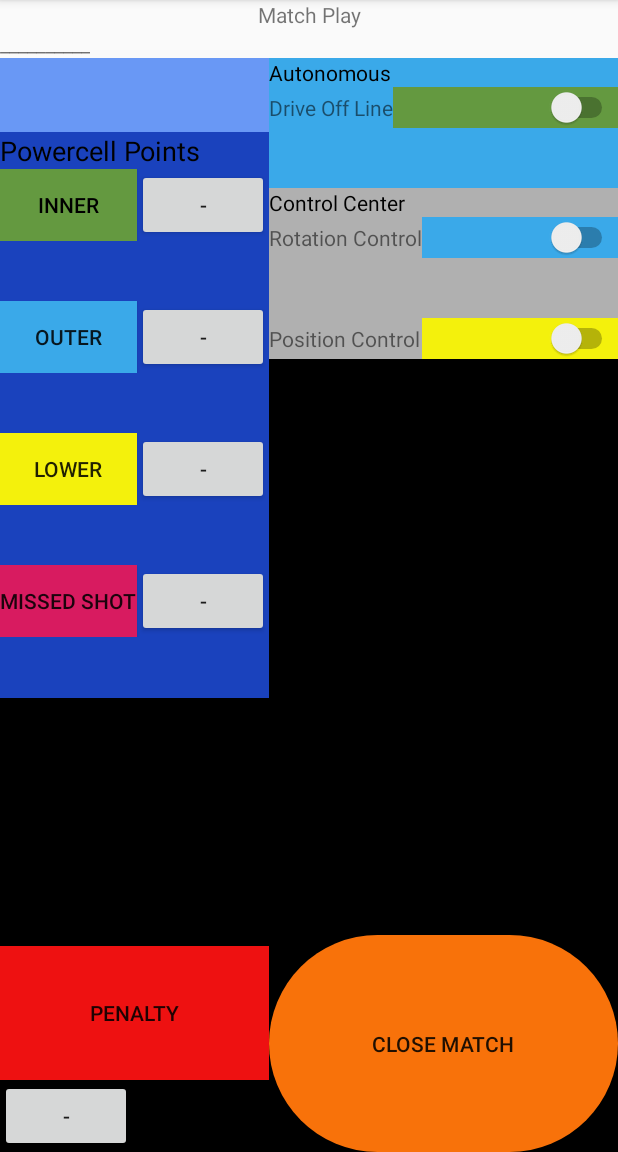
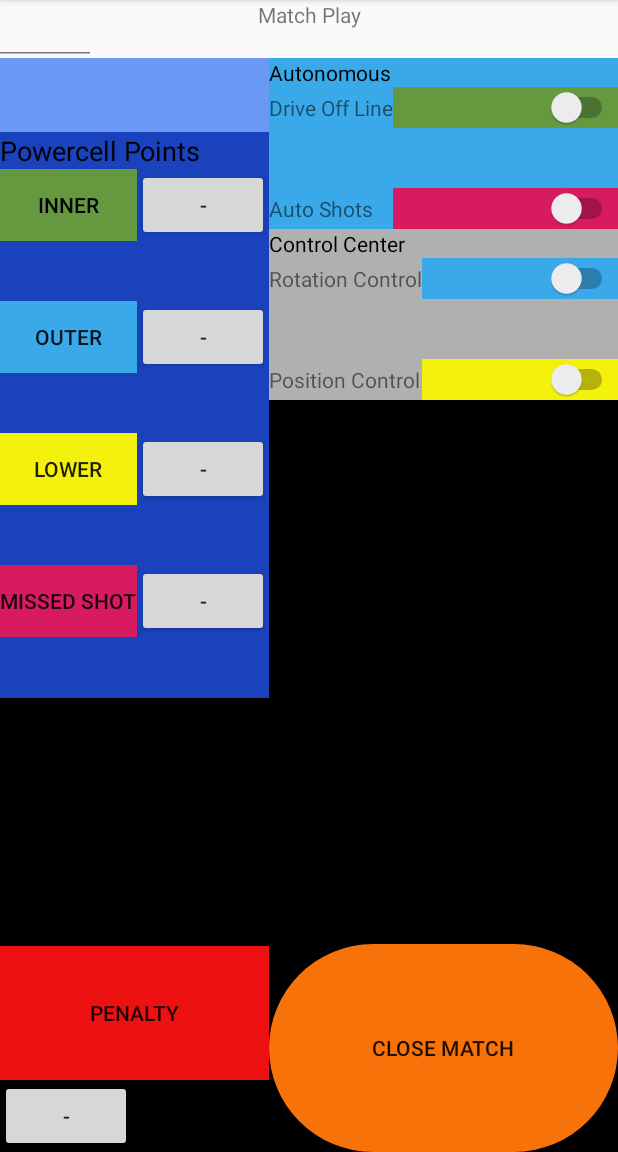
Before and after one commit to Christina-7443/JagScoutApp3_1, an Android app: the screen it shows after launch (Main2Activity), after a tap on "Start", on a phone screen of 412 x 824 dp, the part 84-1236 px from its top. Run offline under Robolectric (Android 15) with nearby library versions, the phone set to English and light mode, and no system bars.

```diff
--- a/app/src/main/java/com/example/jagscoutapp3_1/Main2Activity.java
+++ b/app/src/main/java/com/example/jagscoutapp3_1/Main2Activity.java
@@ -18,6 +18,7 @@ public class Main2Activity extends AppCompatActivity {
     //declaring the variables for use later
 
     Switch  swDrive,
+            swAuto,
             swRotation,
             swPosition;
 
@@ -51,6 +52,7 @@ public class Main2Activity extends AppCompatActivity {
         setContentView(R.layout.activity_main2);
 
         swDrive = findViewById(R.id.driveOffLine);
+        swAuto = findViewById(R.id.autoShots);
         swRotation = findViewById(R.id.rotation);
         swPosition = findViewById(R.id.position);
 
@@ -152,11 +154,15 @@ public class Main2Activity extends AppCompatActivity {
     public void moveToEnd(){
         Intent lastPage = new Intent(Main2Activity.this, Main3Activity.class);
 
-        String strDrive, strRotation, strPosition;
+        String strDrive, strAuto, strRotation, strPosition;
         if (swDrive.isChecked())
             strDrive = swDrive.getTextOn().toString();
         else
             strDrive = swDrive.getTextOff().toString();
+        if (swAuto.isChecked())
+            strAuto = swAuto.getTextOn().toString();
+        else
+            strAuto = swAuto.getTextOff().toString();
         if (swRotation.isChecked())
             strRotation = swRotation.getTextOn().toString();
         else
@@ -170,6 +176,7 @@ public class Main2Activity extends AppCompatActivity {
         lastPage.putExtra("nameMatch" , stMatch);
         lastPage.putExtra("nameRobot" , stRobot);
         lastPage.putExtra("didDrive", strDrive);
+        lastPage.putExtra("didShoot", strAuto);
         lastPage.putExtra("didRotation", strRotation);
         lastPage.putExtra("didPosition", strPosition);
         startActivity(lastPage);
--- a/app/src/main/res/layout/activity_main2.xml
+++ b/app/src/main/res/layout/activity_main2.xml
@@ -304,6 +304,30 @@
                         android:layout_weight="1" />
                 </TableRow>
 
+                <TableRow
+                    android:layout_width="match_parent"
+                    android:layout_height="match_parent">
+
+
+                    <TextView
+                        android:id="@+id/textView17"
+                        android:layout_width="wrap_content"
+                        android:layout_height="wrap_content"
+                        android:text="@string/autoShots" />
+
+                    <Switch
+                        android:id="@+id/autoShots"
+                        android:layout_width="match_parent"
+                        android:layout_height="wrap_content"
+                        android:layout_weight="1"
+                        android:background="@color/colorAccent"
+                        android:textOn="@string/yes"
+                        android:textOff="@string/no"
+                        android:textColor="@color/black"
+                        android:checked="false"
+                        />
+                </TableRow>
+
             </TableLayout>
 
 
--- a/app/src/main/res/values/strings.xml
+++ b/app/src/main/res/values/strings.xml
@@ -85,4 +85,5 @@
     <string name="nameView"> </string>
     <string name="yes">Yes</string>
     <string name="no">No</string>
+    <string name="autoShots">Auto Shots</string>
 </resources>
```
Also changed, not shown: app/src/main/java/com/example/jagscoutapp3_1/DatabaseHelper.java (+17 -15 lines), app/src/main/java/com/example/jagscoutapp3_1/Main3Activity.java (+13 -8 lines).
